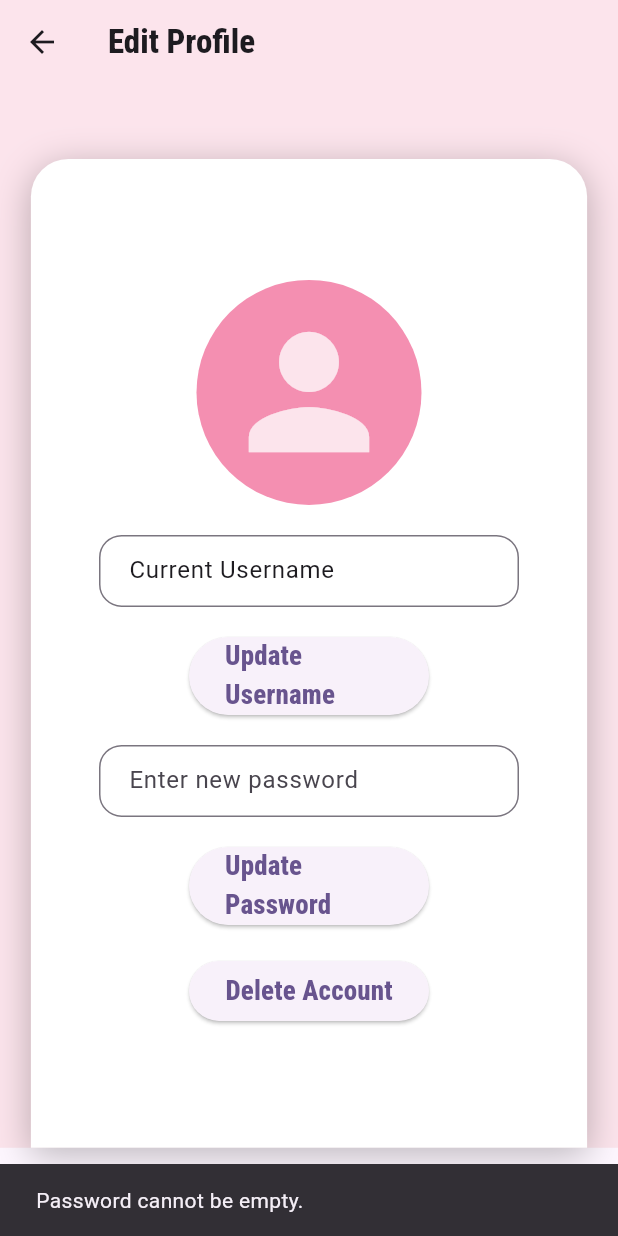
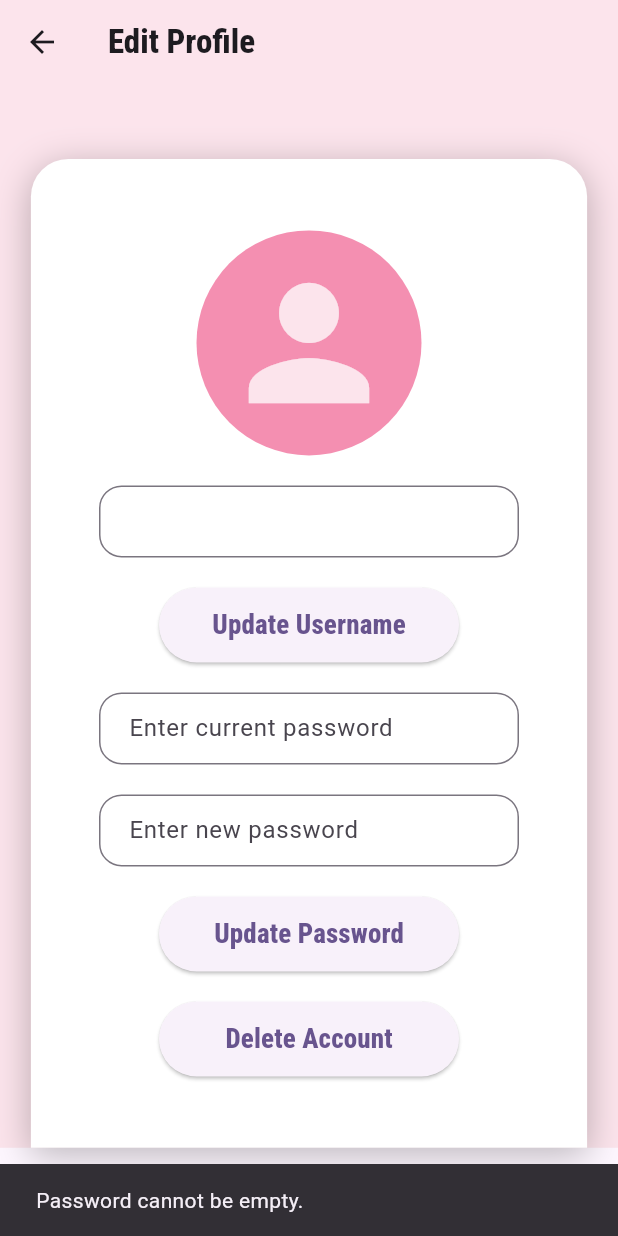
Before and after one commit to Galabavamsi/Serenity, a Flutter app: the EditProfileScreen screen opened directly, after a tap on "Update Password", on a phone screen of 412 x 824 dp. Run offline on Flutter 3.47's test engine with Material 3 defaults, Android fonts, the phone set to English and light mode, and no system bars; our stand-ins replace cloud_firestore, firebase_auth, firebase_core, font_awesome_flutter, logger; accounts and stored records are empty.

Commit message:
Edit profille section updated

```diff
--- a/lib/Custom_widgets/Custom_Button.dart
+++ b/lib/Custom_widgets/Custom_Button.dart
@@ -1,7 +1,6 @@
 import 'package:flutter/material.dart';
 
-class CustomButton extends StatelessWidget{
-
+class CustomButton extends StatelessWidget {
   final String text;
   final VoidCallback onPressed;
 
@@ -10,11 +9,22 @@ class CustomButton extends StatelessWidget{
   @override
   Widget build(BuildContext context) {
     return SizedBox(
-      width: 160,
-      child: ElevatedButton(onPressed: onPressed,
-        child: Text(text,style: const TextStyle(fontSize: 18,fontFamily: 'SecondFont'),),
+      width: 200, // Increased width to better fit text
+      child: ElevatedButton(
+        onPressed: onPressed,
+        style: ElevatedButton.styleFrom(
+          padding: const EdgeInsets.symmetric(vertical: 12), // Adjusted padding for a balanced look
+        ),
+        child: Text(
+          text,
+          style: const TextStyle(
+            fontSize: 18,
+            fontFamily: 'SecondFont',
+          ),
+          overflow: TextOverflow.ellipsis, // Prevents text overflow
+          maxLines: 1, // Ensures text stays on one line
+        ),
       ),
     );
   }
-
 }
--- a/lib/Custom_widgets/custom_textfield.dart
+++ b/lib/Custom_widgets/custom_textfield.dart
@@ -16,7 +16,7 @@ class CustomTextfield extends StatelessWidget {
 
   @override
   Widget build(BuildContext context) {
-    return Container(
+    return SizedBox(
       width: 280, // You can adjust the width based on your design needs
       child: TextField(
         controller: controller,
--- a/lib/Screens/edit_profile_screen.dart
+++ b/lib/Screens/edit_profile_screen.dart
@@ -1,9 +1,9 @@
 import 'package:flutter/material.dart';
-import 'package:serenity_app/Custom_widgets/custom_textfield.dart';  // Ensure this import is correct
-import 'package:serenity_app/Custom_widgets/Custom_Button.dart';  // Your custom button import
+import 'package:serenity_app/Custom_widgets/custom_textfield.dart';
+import 'package:serenity_app/Custom_widgets/Custom_Button.dart';
 import 'package:serenity_app/user_auth/firebase_auth_implementation/firebase_auth_services.dart';
 import 'package:serenity_app/Screens/welcome_screen.dart';
-
+import 'package:firebase_auth/firebase_auth.dart';
 
 class EditProfileScreen extends StatefulWidget {
   const EditProfileScreen({super.key});
@@ -15,15 +15,24 @@ class EditProfileScreen extends StatefulWidget {
 class _EditProfileScreenState extends State<EditProfileScreen> {
   final _usernameController = TextEditingController();
   final _passwordController = TextEditingController();
+  final _currentPasswordController = TextEditingController();  // Controller for current password
   final FirebaseUserAuth _auth = FirebaseUserAuth();
 
-  String? currentUsername = "Current Username"; // placeholder for current username
+  String? currentUsername = ""; // Placeholder for the current username
 
   @override
   void initState() {
     super.initState();
-    _usernameController.text = currentUsername ?? '';
-    _passwordController.text = ''; // Don't pre-fill the password for security
+    _loadCurrentUsername();
+  }
+
+  // Fetch the current username when the screen loads
+  Future<void> _loadCurrentUsername() async {
+    String? username = await _auth.getCurrentUsername();
+    setState(() {
+      currentUsername = username; // Set the username fetched from Firestore
+      _usernameController.text = currentUsername ?? ''; // Set the controller text
+    });
   }
 
   Future<void> _updateUsername() async {
@@ -34,7 +43,37 @@ class _EditProfileScreenState extends State<EditProfileScreen> {
       return;
     }
 
-    String? result = await _auth.updateUsername(_usernameController.text);
+    // Check if the new username is the same as the current username
+    if (_usernameController.text == currentUsername) {
+      ScaffoldMessenger.of(context).showSnackBar(
+        const SnackBar(content: Text("Username is the same, no update made.")),
+      );
+      return;
+    }
+
+    String currentPassword = _currentPasswordController.text;
+
+    if (currentPassword.isEmpty) {
+      ScaffoldMessenger.of(context).showSnackBar(
+        const SnackBar(content: Text("Please enter your current password.")),
+      );
+      return;
+    }
+
+    User? user = FirebaseAuth.instance.currentUser;
+
+    // Re-authenticate with the current password
+    AuthCredential credential = EmailAuthProvider.credential(
+      email: user!.email!,
+      password: currentPassword,
+    );
+
+    try {
+      // Re-authenticate
+      await user.reauthenticateWithCredential(credential);
+
+      // Proceed with username update
+      String? result = await _auth.updateUsername(_usernameController.text, currentPassword);
       if (result == null) {
         ScaffoldMessenger.of(context).showSnackBar(
           const SnackBar(content: Text("Username updated successfully.")),
@@ -42,6 +81,11 @@ class _EditProfileScreenState extends State<EditProfileScreen> {
       } else {
         ScaffoldMessenger.of(context).showSnackBar(
           SnackBar(content: Text(result)),
+        );
+      }
+    } catch (e) {
+      ScaffoldMessenger.of(context).showSnackBar(
+        const SnackBar(content: Text("Current password is incorrect.")),
       );
     }
   }
@@ -54,7 +98,37 @@ class _EditProfileScreenState extends State<EditProfileScreen> {
       return;
     }
 
-    String? result = await _auth.updatePassword(_passwordController.text);
+    String currentPassword = _currentPasswordController.text;
+
+    if (currentPassword.isEmpty) {
+      ScaffoldMessenger.of(context).showSnackBar(
+        const SnackBar(content: Text("Please enter your current password.")),
+      );
+      return;
+    }
+
+    User? user = FirebaseAuth.instance.currentUser;
+
+    // Re-authenticate with the current password
+    AuthCredential credential = EmailAuthProvider.credential(
+      email: user!.email!,
+      password: currentPassword,
+    );
+
+    try {
+      // Re-authenticate
+      await user.reauthenticateWithCredential(credential);
+
+      // Check if the new password is the same as the current password
+      if (_passwordController.text == currentPassword) {
+        ScaffoldMessenger.of(context).showSnackBar(
+          const SnackBar(content: Text("New password cannot be the same as the current password.")),
+        );
+        return;
+      }
+
+      // Proceed with password update
+      String? result = await _auth.updatePassword(_passwordController.text, currentPassword);
       if (result == null) {
         ScaffoldMessenger.of(context).showSnackBar(
           const SnackBar(content: Text("Password updated successfully.")),
@@ -62,6 +136,11 @@ class _EditProfileScreenState extends State<EditProfileScreen> {
       } else {
         ScaffoldMessenger.of(context).showSnackBar(
           SnackBar(content: Text(result)),
+        );
+      }
+    } catch (e) {
+      ScaffoldMessenger.of(context).showSnackBar(
+        const SnackBar(content: Text("Current password is incorrect.")),
       );
     }
   }
@@ -151,9 +230,10 @@ class _EditProfileScreenState extends State<EditProfileScreen> {
                     ),
                   ),
                   const SizedBox(height: 20),
+                  // Username Update
                   CustomTextfield(
                     controller: _usernameController,
-                    hintText: 'Enter new username',
+                    hintText: currentUsername ?? 'Enter new username', // Use current username or default placeholder
                   ),
                   const SizedBox(height: 20),
                   CustomButton(
@@ -161,6 +241,14 @@ class _EditProfileScreenState extends State<EditProfileScreen> {
                     onPressed: _updateUsername,
                   ),
                   const SizedBox(height: 20),
+                  // Current Password Input
+                  CustomTextfield(
+                    controller: _currentPasswordController,
+                    hintText: 'Enter current password',
+                    obscureText: true,
+                  ),
+                  const SizedBox(height: 20),
+                  // Password Update
                   CustomTextfield(
                     controller: _passwordController,
                     hintText: 'Enter new password',
--- a/lib/Screens/profile_main_screen.dart
+++ b/lib/Screens/profile_main_screen.dart
@@ -13,7 +13,7 @@ class ProfileScreen extends StatelessWidget {
     double screenWidth = MediaQuery.of(context).size.width;
 
     // Log out method
-    Future<void> _logout() async {
+    Future<void> logout() async {
       await FirebaseAuth.instance.signOut(); // Sign out from Firebase
       Navigator.pushReplacement(
         context,
@@ -86,7 +86,7 @@ class ProfileScreen extends StatelessWidget {
                   const SizedBox(height: 10),
                   // Log Out Button
                   CustomOutlinedButton(
-                    onPressed: _logout, // Trigger the log out method
+                    onPressed: logout, // Trigger the log out method
                     data: 'Log Out',
                   ),
                 ],
```
Also changed, not shown: lib/main.dart (+29 -7 lines), lib/user_auth/firebase_auth_implementation/firebase_auth_services.dart (+40 -5 lines). Lines whose indentation alone changed are shown as unchanged.
